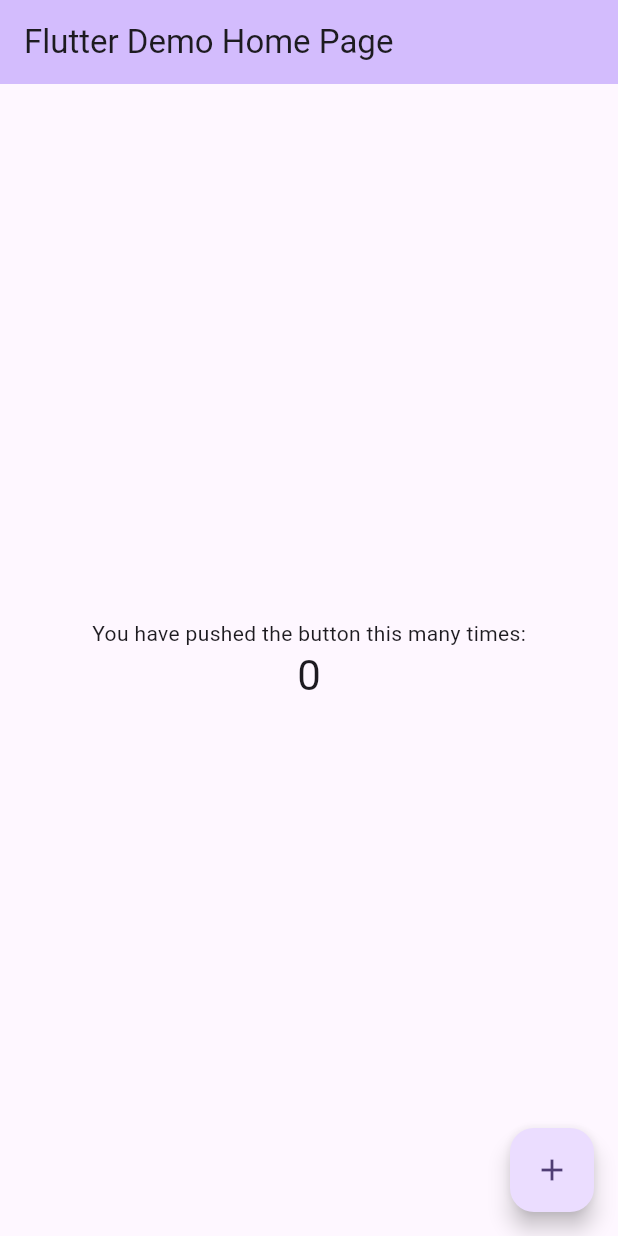
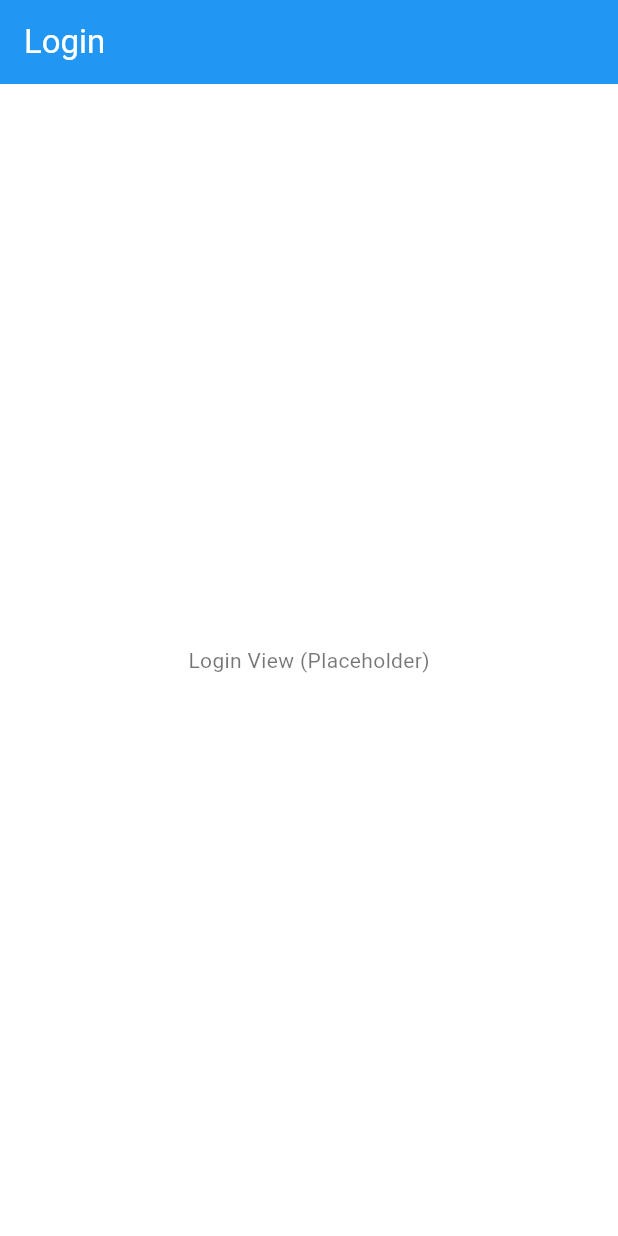
Before and after one commit to 99ch/koutonou, a Flutter app: the screen it shows after launch, on a phone screen of 412 x 824 dp. Run offline on Flutter 3.47's test engine with Material 3 defaults, Android fonts, the phone set to English and light mode, and no system bars; our stand-ins replace dio, flutter_dotenv, flutter_secure_storage, logger; missing offline and left inert: http_certificate_pinning.

Commit message:
first main version (test for Authentication)

```diff
--- a/lib/main.dart
+++ b/lib/main.dart
@@ -1,122 +1,111 @@
+// main.dart
+// Entry point of the Koutonou application. Initializes the app with MaterialApp,
+// sets up themes, providers, and navigation. Ensures secure initialization by loading
+// environment variables and handling authentication state.
+
 import 'package:flutter/material.dart';
+import 'package:flutter_dotenv/flutter_dotenv.dart';
+import 'package:koutonou/core/providers/auth_provider.dart';
+import 'package:koutonou/core/theme.dart';
+import 'package:koutonou/core/utils/constants.dart';
+import 'package:koutonou/core/utils/logger.dart';
+import 'package:provider/provider.dart';
 
-void main() {
-  runApp(const MyApp());
-}
-
-class MyApp extends StatelessWidget {
-  const MyApp({super.key});
-
-  // This widget is the root of your application.
+// Temporary placeholders for views (to be implemented in modules)
+class LoginView extends StatelessWidget {
+  const LoginView({super.key});
   @override
   Widget build(BuildContext context) {
-    return MaterialApp(
-      title: 'Flutter Demo',
-      theme: ThemeData(
-        // This is the theme of your application.
-        //
-        // TRY THIS: Try running your application with "flutter run". You'll see
-        // the application has a purple toolbar. Then, without quitting the app,
-        // try changing the seedColor in the colorScheme below to Colors.green
-        // and then invoke "hot reload" (save your changes or press the "hot
-        // reload" button in a Flutter-supported IDE, or press "r" if you used
-        // the command line to start the app).
-        //
-        // Notice that the counter didn't reset back to zero; the application
-        // state is not lost during the reload. To reset the state, use hot
-        // restart instead.
-        //
-        // This works for code too, not just values: Most code changes can be
-        // tested with just a hot reload.
-        colorScheme: ColorScheme.fromSeed(seedColor: Colors.deepPurple),
-      ),
-      home: const MyHomePage(title: 'Flutter Demo Home Page'),
+    return Scaffold(
+      appBar: AppBar(title: const Text('Login')),
+      body: const Center(child: Text('Login View (Placeholder)')),
     );
   }
 }
 
-class MyHomePage extends StatefulWidget {
-  const MyHomePage({super.key, required this.title});
-
-  // This widget is the home page of your application. It is stateful, meaning
-  // that it has a State object (defined below) that contains fields that affect
-  // how it looks.
-
-  // This class is the configuration for the state. It holds the values (in this
-  // case the title) provided by the parent (in this case the App widget) and
-  // used by the build method of the State. Fields in a Widget subclass are
-  // always marked "final".
-
-  final String title;
-
+class HomeView extends StatelessWidget {
+  const HomeView({super.key});
   @override
-  State<MyHomePage> createState() => _MyHomePageState();
+  Widget build(BuildContext context) {
+    return Scaffold(
+      appBar: AppBar(title: const Text('Home')),
+      body: const Center(child: Text('Home View (Placeholder)')),
+    );
+  }
 }
 
-class _MyHomePageState extends State<MyHomePage> {
-  int _counter = 0;
+class ProductListView extends StatelessWidget {
+  const ProductListView({super.key});
+  @override
+  Widget build(BuildContext context) {
+    return Scaffold(
+      appBar: AppBar(title: const Text('Products')),
+      body: const Center(child: Text('Product List View (Placeholder)')),
+    );
+  }
+}
 
-  void _incrementCounter() {
-    setState(() {
-      // This call to setState tells the Flutter framework that something has
-      // changed in this State, which causes it to rerun the build method below
-      // so that the display can reflect the updated values. If we changed
-      // _counter without calling setState(), then the build method would not be
-      // called again, and so nothing would appear to happen.
-      _counter++;
-    });
+class CartView extends StatelessWidget {
+  const CartView({super.key});
+  @override
+  Widget build(BuildContext context) {
+    return Scaffold(
+      appBar: AppBar(title: const Text('Cart')),
+      body: const Center(child: Text('Cart View (Placeholder)')),
+    );
   }
+}
+
+Future<void> main() async {
+  // Ensure Flutter bindings are initialized
+  WidgetsFlutterBinding.ensureInitialized();
+
+  // Load environment variables from .env file
+  await dotenv.load(fileName: '.env');
+
+  // Initialize logger
+  final logger = AppLogger();
+  logger.info('Starting Koutonou application');
+
+  runApp(const KoutonouApp());
+}
+
+class KoutonouApp extends StatelessWidget {
+  const KoutonouApp({super.key});
 
   @override
   Widget build(BuildContext context) {
-    // This method is rerun every time setState is called, for instance as done
-    // by the _incrementCounter method above.
-    //
-    // The Flutter framework has been optimized to make rerunning build methods
-    // fast, so that you can just rebuild anything that needs updating rather
-    // than having to individually change instances of widgets.
-    return Scaffold(
-      appBar: AppBar(
-        // TRY THIS: Try changing the color here to a specific color (to
-        // Colors.amber, perhaps?) and trigger a hot reload to see the AppBar
-        // change color while the other colors stay the same.
-        backgroundColor: Theme.of(context).colorScheme.inversePrimary,
-        // Here we take the value from the MyHomePage object that was created by
-        // the App.build method, and use it to set our appbar title.
-        title: Text(widget.title),
-      ),
-      body: Center(
-        // Center is a layout widget. It takes a single child and positions it
-        // in the middle of the parent.
-        child: Column(
-          // Column is also a layout widget. It takes a list of children and
-          // arranges them vertically. By default, it sizes itself to fit its
-          // children horizontally, and tries to be as tall as its parent.
-          //
-          // Column has various properties to control how it sizes itself and
-          // how it positions its children. Here we use mainAxisAlignment to
-          // center the children vertically; the main axis here is the vertical
-          // axis because Columns are vertical (the cross axis would be
-          // horizontal).
-          //
-          // TRY THIS: Invoke "debug painting" (choose the "Toggle Debug Paint"
-          // action in the IDE, or press "p" in the console), to see the
-          // wireframe for each widget.
-          mainAxisAlignment: MainAxisAlignment.center,
-          children: <Widget>[
-            const Text('You have pushed the button this many times:'),
-            Text(
-              '$_counter',
-              style: Theme.of(context).textTheme.headlineMedium,
-            ),
-          ],
+    return MultiProvider(
+      providers: [
+        // Initialize AuthProvider and call its initialize method
+        ChangeNotifierProvider(create: (_) => AuthProvider()..initialize()),
+      ],
+      child: MaterialApp(
+        title: 'Koutonou',
+        theme: AppTheme.lightTheme,
+        darkTheme: AppTheme.darkTheme,
+        themeMode: ThemeMode.system, // Use system theme (light/dark)
+        // Define navigation routes
+        routes: {
+          AppConstants.homeRoute: (context) => const HomeView(),
+          AppConstants.loginRoute: (context) => const LoginView(),
+          AppConstants.productListRoute: (context) => const ProductListView(),
+          AppConstants.cartRoute: (context) => const CartView(),
+        },
+        // Determine initial route based on authentication state
+        home: Consumer<AuthProvider>(
+          builder: (context, authProvider, _) {
+            if (authProvider.isLoading) {
+              return const Scaffold(
+                body: Center(child: CircularProgressIndicator()),
+              );
+            }
+            return authProvider.isLoggedIn
+                ? const HomeView()
+                : const LoginView();
+          },
         ),
       ),
-      floatingActionButton: FloatingActionButton(
-        onPressed: _incrementCounter,
-        tooltip: 'Increment',
-        child: const Icon(Icons.add),
-      ), // This trailing comma makes auto-formatting nicer for build methods.
     );
   }
 }
```
